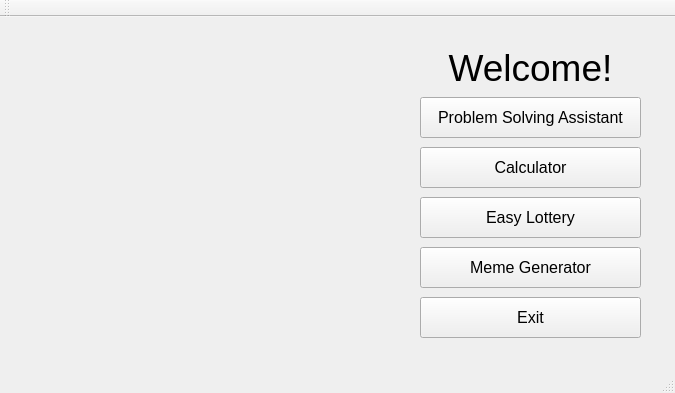
Before: the Qt Designer form src/mainmenu.ui in GUIProgrammingAdvancer/ProblemSolvingKit, drawn with Qt 5.
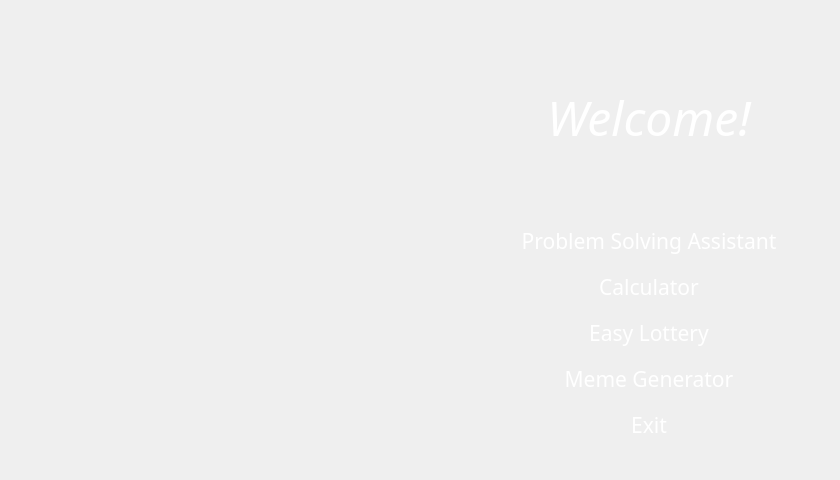
After: the same form once the commit is applied. Icons and pictures are not drawn.

Commit message: CLION STYLE

```diff
--- a/src/mainmenu.ui
+++ b/src/mainmenu.ui
@@ -6,161 +6,594 @@
    <rect>
     <x>0</x>
     <y>0</y>
-    <width>675</width>
-    <height>393</height>
+    <width>840</width>
+    <height>480</height>
    </rect>
   </property>
+  <property name="minimumSize">
+   <size>
+    <width>840</width>
+    <height>480</height>
+   </size>
+  </property>
+  <property name="maximumSize">
+   <size>
+    <width>840</width>
+    <height>480</height>
+   </size>
+  </property>
+  <property name="palette">
+   <palette>
+    <active>
+     <colorrole role="WindowText">
+      <brush brushstyle="SolidPattern">
+       <color alpha="255">
+        <red>255</red>
+        <green>255</green>
+        <blue>255</blue>
+       </color>
+      </brush>
+     </colorrole>
+    </active>
+    <inactive>
+     <colorrole role="WindowText">
+      <brush brushstyle="SolidPattern">
+       <color alpha="255">
+        <red>255</red>
+        <green>255</green>
+        <blue>255</blue>
+       </color>
+      </brush>
+     </colorrole>
+    </inactive>
+    <disabled>
+     <colorrole role="WindowText">
+      <brush brushstyle="SolidPattern">
+       <color alpha="255">
+        <red>120</red>
+        <green>120</green>
+        <blue>120</blue>
+       </color>
+      </brush>
+     </colorrole>
+    </disabled>
+   </palette>
+  </property>
   <property name="windowTitle">
    <string>MainMenu</string>
   </property>
+  <property name="styleSheet">
+   <string notr="true"/>
+  </property>
   <widget class="QWidget" name="centralWidget">
-   <widget class="QLabel" name="logo">
-    <property name="geometry">
-     <rect>
-      <x>0</x>
-      <y>0</y>
-      <width>401</width>
-      <height>351</height>
-     </rect>
-    </property>
-    <property name="text">
-     <string/>
-    </property>
-    <property name="pixmap">
-     <pixmap resource="../resources.qrc">:/res/GUIPA.png</pixmap>
-    </property>
-   </widget>
-   <widget class="QPushButton" name="button_assistant">
-    <property name="geometry">
-     <rect>
-      <x>420</x>
-      <y>80</y>
-      <width>221</width>
-      <height>41</height>
-     </rect>
-    </property>
-    <property name="font">
-     <font>
-      <pointsize>12</pointsize>
-     </font>
-    </property>
-    <property name="text">
-     <string>Problem Solving Assistant</string>
-    </property>
-   </widget>
-   <widget class="QPushButton" name="button_calculator">
-    <property name="geometry">
-     <rect>
-      <x>420</x>
-      <y>130</y>
-      <width>221</width>
-      <height>41</height>
-     </rect>
-    </property>
-    <property name="font">
-     <font>
-      <pointsize>12</pointsize>
-     </font>
-    </property>
-    <property name="text">
-     <string>Calculator</string>
-    </property>
-   </widget>
-   <widget class="QPushButton" name="button_lottery">
-    <property name="geometry">
-     <rect>
-      <x>420</x>
-      <y>180</y>
-      <width>221</width>
-      <height>41</height>
-     </rect>
-    </property>
-    <property name="font">
-     <font>
-      <pointsize>12</pointsize>
-     </font>
-    </property>
-    <property name="text">
-     <string>Easy Lottery</string>
-    </property>
-   </widget>
-   <widget class="QPushButton" name="button_meme">
-    <property name="geometry">
-     <rect>
-      <x>420</x>
-      <y>230</y>
-      <width>221</width>
-      <height>41</height>
-     </rect>
-    </property>
-    <property name="font">
-     <font>
-      <pointsize>12</pointsize>
-     </font>
-    </property>
-    <property name="text">
-     <string>Meme Generator</string>
-    </property>
-   </widget>
-   <widget class="QLabel" name="welcome">
-    <property name="geometry">
-     <rect>
-      <x>420</x>
-      <y>20</y>
-      <width>221</width>
-      <height>61</height>
-     </rect>
-    </property>
-    <property name="font">
-     <font>
-      <pointsize>28</pointsize>
-     </font>
-    </property>
-    <property name="text">
-     <string>Welcome!</string>
-    </property>
-    <property name="alignment">
-     <set>Qt::AlignCenter</set>
-    </property>
-   </widget>
-   <widget class="QPushButton" name="button_exit">
-    <property name="geometry">
-     <rect>
-      <x>420</x>
-      <y>280</y>
-      <width>221</width>
-      <height>41</height>
-     </rect>
-    </property>
-    <property name="font">
-     <font>
-      <pointsize>12</pointsize>
-     </font>
-    </property>
-    <property name="text">
-     <string>Exit</string>
-    </property>
-   </widget>
-  </widget>
-  <widget class="QMenuBar" name="menuBar">
-   <property name="geometry">
-    <rect>
-     <x>0</x>
-     <y>0</y>
-     <width>675</width>
-     <height>23</height>
-    </rect>
+   <property name="styleSheet">
+    <string notr="true">#centralWidget
+{
+border-image: url(:/res/BackGround.png);
+}</string>
    </property>
+   <layout class="QGridLayout" name="gridLayout">
+    <item row="0" column="1" rowspan="6" alignment="Qt::AlignRight">
+     <widget class="QLabel" name="logo">
+      <property name="sizePolicy">
+       <sizepolicy hsizetype="Maximum" vsizetype="Maximum">
+        <horstretch>0</horstretch>
+        <verstretch>0</verstretch>
+       </sizepolicy>
+      </property>
+      <property name="minimumSize">
+       <size>
+        <width>360</width>
+        <height>360</height>
+       </size>
+      </property>
+      <property name="sizeIncrement">
+       <size>
+        <width>0</width>
+        <height>0</height>
+       </size>
+      </property>
+      <property name="baseSize">
+       <size>
+        <width>0</width>
+        <height>0</height>
+       </size>
+      </property>
+      <property name="text">
+       <string/>
+      </property>
+      <property name="pixmap">
+       <pixmap resource="../resources.qrc">:/res/GUIPA.png</pixmap>
+      </property>
+     </widget>
+    </item>
+    <item row="1" column="2">
+     <spacer name="horizontalSpacer_2">
+      <property name="orientation">
+       <enum>Qt::Horizontal</enum>
+      </property>
+      <property name="sizeHint" stdset="0">
+       <size>
+        <width>40</width>
+        <height>20</height>
+       </size>
+      </property>
+     </spacer>
+    </item>
+    <item row="0" column="0" rowspan="2">
+     <spacer name="horizontalSpacer">
+      <property name="orientation">
+       <enum>Qt::Horizontal</enum>
+      </property>
+      <property name="sizeHint" stdset="0">
+       <size>
+        <width>20</width>
+        <height>20</height>
+       </size>
+      </property>
+     </spacer>
+    </item>
+    <item row="1" column="3">
+     <layout class="QVBoxLayout" name="verticalLayout">
+      <item>
+       <widget class="QLabel" name="welcome">
+        <property name="minimumSize">
+         <size>
+          <width>360</width>
+          <height>200</height>
+         </size>
+        </property>
+        <property name="palette">
+         <palette>
+          <active>
+           <colorrole role="WindowText">
+            <brush brushstyle="SolidPattern">
+             <color alpha="255">
+              <red>255</red>
+              <green>255</green>
+              <blue>255</blue>
+             </color>
+            </brush>
+           </colorrole>
+          </active>
+          <inactive>
+           <colorrole role="WindowText">
+            <brush brushstyle="SolidPattern">
+             <color alpha="255">
+              <red>255</red>
+              <green>255</green>
+              <blue>255</blue>
+             </color>
+            </brush>
+           </colorrole>
+          </inactive>
+          <disabled>
+           <colorrole role="WindowText">
+            <brush brushstyle="SolidPattern">
+             <color alpha="255">
+              <red>120</red>
+              <green>120</green>
+              <blue>120</blue>
+             </color>
+            </brush>
+           </colorrole>
+          </disabled>
+         </palette>
+        </property>
+        <property name="font">
+         <font>
+          <family>Brush Script MT</family>
+          <pointsize>36</pointsize>
+          <italic>true</italic>
+         </font>
+        </property>
+        <property name="text">
+         <string>Welcome!</string>
+        </property>
+        <property name="alignment">
+         <set>Qt::AlignCenter</set>
+        </property>
+       </widget>
+      </item>
+      <item>
+       <widget class="QPushButton" name="button_assistant">
+        <property name="sizePolicy">
+         <sizepolicy hsizetype="Fixed" vsizetype="Fixed">
+          <horstretch>0</horstretch>
+          <verstretch>0</verstretch>
+         </sizepolicy>
+        </property>
+        <property name="minimumSize">
+         <size>
+          <width>360</width>
+          <height>40</height>
+         </size>
+        </property>
+        <property name="palette">
+         <palette>
+          <active>
+           <colorrole role="ButtonText">
+            <brush brushstyle="SolidPattern">
+             <color alpha="255">
+              <red>255</red>
+              <green>255</green>
+              <blue>255</blue>
+             </color>
+            </brush>
+           </colorrole>
+          </active>
+          <inactive>
+           <colorrole role="ButtonText">
+            <brush brushstyle="SolidPattern">
+             <color alpha="255">
+              <red>255</red>
+              <green>255</green>
+              <blue>255</blue>
+             </color>
+            </brush>
+           </colorrole>
+          </inactive>
+          <disabled>
+           <colorrole role="ButtonText">
+            <brush brushstyle="SolidPattern">
+             <color alpha="255">
+              <red>120</red>
+              <green>120</green>
+              <blue>120</blue>
+             </color>
+            </brush>
+           </colorrole>
+          </disabled>
+         </palette>
+        </property>
+        <property name="font">
+         <font>
+          <family>微软雅黑</family>
+          <pointsize>16</pointsize>
+          <weight>50</weight>
+          <bold>false</bold>
+         </font>
+        </property>
+        <property name="mouseTracking">
+         <bool>false</bool>
+        </property>
+        <property name="layoutDirection">
+         <enum>Qt::LeftToRight</enum>
+        </property>
+        <property name="text">
+         <string>Problem Solving Assistant</string>
+        </property>
+        <property name="autoDefault">
+         <bool>false</bool>
+        </property>
+        <property name="default">
+         <bool>false</bool>
+        </property>
+        <property name="flat">
+         <bool>true</bool>
+        </property>
+       </widget>
+      </item>
+      <item>
+       <widget class="QPushButton" name="button_calculator">
+        <property name="sizePolicy">
+         <sizepolicy hsizetype="Fixed" vsizetype="Fixed">
+          <horstretch>0</horstretch>
+          <verstretch>0</verstretch>
+         </sizepolicy>
+        </property>
+        <property name="minimumSize">
+         <size>
+          <width>360</width>
+          <height>40</height>
+         </size>
+        </property>
+        <property name="palette">
+         <palette>
+          <active>
+           <colorrole role="ButtonText">
+            <brush brushstyle="SolidPattern">
+             <color alpha="255">
+              <red>255</red>
+              <green>255</green>
+              <blue>255</blue>
+             </color>
+            </brush>
+           </colorrole>
+          </active>
+          <inactive>
+           <colorrole role="ButtonText">
+            <brush brushstyle="SolidPattern">
+             <color alpha="255">
+              <red>255</red>
+              <green>255</green>
+              <blue>255</blue>
+             </color>
+            </brush>
+           </colorrole>
+          </inactive>
+          <disabled>
+           <colorrole role="ButtonText">
+            <brush brushstyle="SolidPattern">
+             <color alpha="255">
+              <red>120</red>
+              <green>120</green>
+              <blue>120</blue>
+             </color>
+            </brush>
+           </colorrole>
+          </disabled>
+         </palette>
+        </property>
+        <property name="font">
+         <font>
+          <family>微软雅黑</family>
+          <pointsize>16</pointsize>
+          <weight>50</weight>
+          <bold>false</bold>
+         </font>
+        </property>
+        <property name="mouseTracking">
+         <bool>false</bool>
+        </property>
+        <property name="layoutDirection">
+         <enum>Qt::LeftToRight</enum>
+        </property>
+        <property name="text">
+         <string>Calculator</string>
+        </property>
+        <property name="autoDefault">
+         <bool>false</bool>
+        </property>
+        <property name="default">
+         <bool>false</bool>
+        </property>
+        <property name="flat">
+         <bool>true</bool>
+        </property>
+       </widget>
+      </item>
+      <item>
+       <widget class="QPushButton" name="button_lottery">
+        <property name="sizePolicy">
+         <sizepolicy hsizetype="Fixed" vsizetype="Fixed">
+          <horstretch>0</horstretch>
+          <verstretch>0</verstretch>
+         </sizepolicy>
+        </property>
+        <property name="minimumSize">
+         <size>
+          <width>360</width>
+          <height>40</height>
+         </size>
+        </property>
+        <property name="palette">
+         <palette>
+          <active>
+           <colorrole role="ButtonText">
+            <brush brushstyle="SolidPattern">
+             <color alpha="255">
+              <red>255</red>
+              <green>255</green>
+              <blue>255</blue>
+             </color>
+            </brush>
+           </colorrole>
+          </active>
+          <inactive>
+           <colorrole role="ButtonText">
+            <brush brushstyle="SolidPattern">
+             <color alpha="255">
+              <red>255</red>
+              <green>255</green>
+              <blue>255</blue>
+             </color>
+            </brush>
+           </colorrole>
+          </inactive>
+          <disabled>
+           <colorrole role="ButtonText">
+            <brush brushstyle="SolidPattern">
+             <color alpha="255">
+              <red>120</red>
+              <green>120</green>
+              <blue>120</blue>
+             </color>
+            </brush>
+           </colorrole>
+          </disabled>
+         </palette>
+        </property>
+        <property name="font">
+         <font>
+          <family>微软雅黑</family>
+          <pointsize>16</pointsize>
+          <weight>50</weight>
+          <bold>false</bold>
+         </font>
+        </property>
+        <property name="mouseTracking">
+         <bool>false</bool>
+        </property>
+        <property name="layoutDirection">
+         <enum>Qt::LeftToRight</enum>
+        </property>
+        <property name="text">
+         <string>Easy Lottery</string>
+        </property>
+        <property name="autoDefault">
+         <bool>false</bool>
+        </property>
+        <property name="default">
+         <bool>false</bool>
+        </property>
+        <property name="flat">
+         <bool>true</bool>
+        </property>
+       </widget>
+      </item>
+      <item>
+       <widget class="QPushButton" name="button_meme">
+        <property name="sizePolicy">
+         <sizepolicy hsizetype="Fixed" vsizetype="Fixed">
+          <horstretch>0</horstretch>
+          <verstretch>0</verstretch>
+         </sizepolicy>
+        </property>
+        <property name="minimumSize">
+         <size>
+          <width>360</width>
+          <height>40</height>
+         </size>
+        </property>
+        <property name="palette">
+         <palette>
+          <active>
+           <colorrole role="ButtonText">
+            <brush brushstyle="SolidPattern">
+             <color alpha="255">
+              <red>255</red>
+              <green>255</green>
+              <blue>255</blue>
+             </color>
+            </brush>
+           </colorrole>
+          </active>
+          <inactive>
+           <colorrole role="ButtonText">
+            <brush brushstyle="SolidPattern">
+             <color alpha="255">
+              <red>255</red>
+              <green>255</green>
+              <blue>255</blue>
+             </color>
+            </brush>
+           </colorrole>
+          </inactive>
+          <disabled>
+           <colorrole role="ButtonText">
+            <brush brushstyle="SolidPattern">
+             <color alpha="255">
+              <red>120</red>
+              <green>120</green>
+              <blue>120</blue>
+             </color>
+            </brush>
+           </colorrole>
+          </disabled>
+         </palette>
+        </property>
+        <property name="font">
+         <font>
+          <family>微软雅黑</family>
+          <pointsize>16</pointsize>
+          <weight>50</weight>
+          <bold>false</bold>
+         </font>
+        </property>
+        <property name="mouseTracking">
+         <bool>false</bool>
+        </property>
+        <property name="layoutDirection">
+         <enum>Qt::LeftToRight</enum>
+        </property>
+        <property name="text">
+         <string>Meme Generator</string>
+        </property>
+        <property name="autoDefault">
+         <bool>false</bool>
+        </property>
+        <property name="default">
+         <bool>false</bool>
+        </property>
+        <property name="flat">
+         <bool>true</bool>
+        </property>
+       </widget>
+      </item>
+      <item>
+       <widget class="QPushButton" name="button_exit">
+        <property name="sizePolicy">
+         <sizepolicy hsizetype="Fixed" vsizetype="Fixed">
+          <horstretch>0</horstretch>
+          <verstretch>0</verstretch>
+         </sizepolicy>
+        </property>
+        <property name="minimumSize">
+         <size>
+          <width>360</width>
+          <height>40</height>
+         </size>
+        </property>
+        <property name="palette">
+         <palette>
+          <active>
+           <colorrole role="ButtonText">
+            <brush brushstyle="SolidPattern">
+             <color alpha="255">
+              <red>255</red>
+              <green>255</green>
+              <blue>255</blue>
+             </color>
+            </brush>
+           </colorrole>
+          </active>
+          <inactive>
+           <colorrole role="ButtonText">
+            <brush brushstyle="SolidPattern">
+             <color alpha="255">
+              <red>255</red>
+              <green>255</green>
+              <blue>255</blue>
+             </color>
+            </brush>
+           </colorrole>
+          </inactive>
+          <disabled>
+           <colorrole role="ButtonText">
+            <brush brushstyle="SolidPattern">
+             <color alpha="255">
+              <red>120</red>
+              <green>120</green>
+              <blue>120</blue>
+             </color>
+            </brush>
+           </colorrole>
+          </disabled>
+         </palette>
+        </property>
+        <property name="font">
+         <font>
+          <family>微软雅黑</family>
+          <pointsize>16</pointsize>
+          <weight>50</weight>
+          <bold>false</bold>
+         </font>
+        </property>
+        <property name="mouseTracking">
+         <bool>false</bool>
+        </property>
+        <property name="layoutDirection">
+         <enum>Qt::LeftToRight</enum>
+        </property>
+        <property name="text">
+         <string>Exit</string>
+        </property>
+        <property name="autoDefault">
+         <bool>false</bool>
+        </property>
+        <property name="default">
+         <bool>false</bool>
+        </property>
+        <property name="flat">
+         <bool>true</bool>
+        </property>
+       </widget>
+      </item>
+     </layout>
+    </item>
+   </layout>
   </widget>
-  <widget class="QToolBar" name="mainToolBar">
-   <attribute name="toolBarArea">
-    <enum>TopToolBarArea</enum>
-   </attribute>
-   <attribute name="toolBarBreak">
-    <bool>false</bool>
-   </attribute>
-  </widget>
-  <widget class="QStatusBar" name="statusBar"/>
  </widget>
  <layoutdefault spacing="6" margin="11"/>
  <resources>
```
The commit also changes 3 other files.
